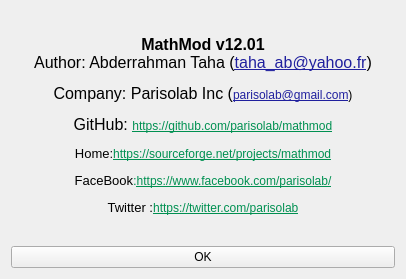
Old version of the form ui_forms/about.ui in the repository parisolab/mathmod.
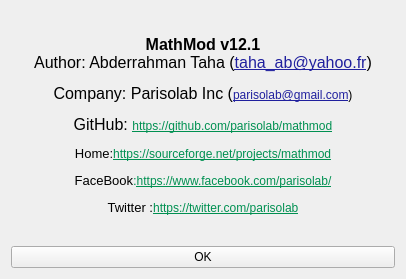
New version of the form.

Patch:
```diff
--- a/ui_forms/about.ui
+++ b/ui_forms/about.ui
@@ -27,7 +27,7 @@
       <font/>
      </property>
      <property name="text">
-      <string>&lt;html&gt;&lt;head/&gt;&lt;body&gt;&lt;p align=&quot;center&quot;&gt;&lt;span style=&quot; font-size:12pt; font-weight:600;&quot;&gt;MathMod v12.01&lt;/span&gt;&lt;br/&gt;&lt;span style=&quot; font-size:12pt;&quot;&gt;Author: Abderrahman Taha (&lt;/span&gt;&lt;a href=&quot;taha_ab@yahoo.fr&quot;&gt;&lt;span style=&quot; font-size:12pt; text-decoration: underline; color:#20209e;&quot;&gt;taha_ab@yahoo.fr&lt;/span&gt;&lt;/a&gt;&lt;span style=&quot; font-size:12pt;&quot;&gt;)&lt;/span&gt;&lt;/p&gt;&lt;p align=&quot;center&quot;&gt;&lt;span style=&quot; font-size:12pt;&quot;&gt;Company: Parisolab Inc (&lt;/span&gt;&lt;span style=&quot; text-decoration: underline; color:#20209e;&quot;&gt;parisolab@gmail.com&lt;/span&gt;)&lt;/p&gt;&lt;p align=&quot;center&quot;&gt;&lt;span style=&quot; font-size:12pt;&quot;&gt;GitHub: &lt;/span&gt;&lt;a href=&quot;https://github.com/parisolab/mathmod&quot;&gt;&lt;span style=&quot; text-decoration: underline; color:#009051;&quot;&gt;https://github.com/parisolab/mathmod&lt;/span&gt;&lt;/a&gt;&lt;/p&gt;&lt;p align=&quot;center&quot;&gt;&lt;span style=&quot; font-size:10pt;&quot;&gt;Home&lt;/span&gt;&lt;span style=&quot; font-size:10pt; color:#131313;&quot;&gt;:&lt;/span&gt;&lt;a href=&quot;https://sourceforge.net/projects/mathmod&quot;&gt;&lt;span style=&quot; text-decoration: underline; color:#009051;&quot;&gt;https://sourceforge.net/projects/mathmod&lt;/span&gt;&lt;/a&gt;&lt;/p&gt;&lt;p align=&quot;center&quot;&gt;&lt;span style=&quot; font-size:10pt;&quot;&gt;FaceBook&lt;/span&gt;&lt;span style=&quot; font-size:10pt; color:#009051;&quot;&gt;:&lt;/span&gt;&lt;a href=&quot;https://www.facebook.com/parisolab/&quot;&gt;&lt;span style=&quot; text-decoration: underline; color:#009051;&quot;&gt;https://www.facebook.com/parisolab/&lt;/span&gt;&lt;/a&gt;&lt;/p&gt;&lt;p align=&quot;center&quot;&gt;&lt;span style=&quot; font-size:10pt;&quot;&gt;Twitter :&lt;/span&gt;&lt;a href=&quot;https://twitter.com/parisolab&quot;&gt;&lt;span style=&quot; text-decoration: underline; color:#009051;&quot;&gt;https://twitter.com/parisolab&lt;/span&gt;&lt;/a&gt;&lt;/p&gt;&lt;/body&gt;&lt;/html&gt;</string>
+      <string>&lt;html&gt;&lt;head/&gt;&lt;body&gt;&lt;p align=&quot;center&quot;&gt;&lt;span style=&quot; font-size:12pt; font-weight:600;&quot;&gt;MathMod v12.1&lt;/span&gt;&lt;br/&gt;&lt;span style=&quot; font-size:12pt;&quot;&gt;Author: Abderrahman Taha (&lt;/span&gt;&lt;a href=&quot;taha_ab@yahoo.fr&quot;&gt;&lt;span style=&quot; font-size:12pt; text-decoration: underline; color:#20209e;&quot;&gt;taha_ab@yahoo.fr&lt;/span&gt;&lt;/a&gt;&lt;span style=&quot; font-size:12pt;&quot;&gt;)&lt;/span&gt;&lt;/p&gt;&lt;p align=&quot;center&quot;&gt;&lt;span style=&quot; font-size:12pt;&quot;&gt;Company: Parisolab Inc (&lt;/span&gt;&lt;span style=&quot; text-decoration: underline; color:#20209e;&quot;&gt;parisolab@gmail.com&lt;/span&gt;)&lt;/p&gt;&lt;p align=&quot;center&quot;&gt;&lt;span style=&quot; font-size:12pt;&quot;&gt;GitHub: &lt;/span&gt;&lt;a href=&quot;https://github.com/parisolab/mathmod&quot;&gt;&lt;span style=&quot; text-decoration: underline; color:#009051;&quot;&gt;https://github.com/parisolab/mathmod&lt;/span&gt;&lt;/a&gt;&lt;/p&gt;&lt;p align=&quot;center&quot;&gt;&lt;span style=&quot; font-size:10pt;&quot;&gt;Home&lt;/span&gt;&lt;span style=&quot; font-size:10pt; color:#131313;&quot;&gt;:&lt;/span&gt;&lt;a href=&quot;https://sourceforge.net/projects/mathmod&quot;&gt;&lt;span style=&quot; text-decoration: underline; color:#009051;&quot;&gt;https://sourceforge.net/projects/mathmod&lt;/span&gt;&lt;/a&gt;&lt;/p&gt;&lt;p align=&quot;center&quot;&gt;&lt;span style=&quot; font-size:10pt;&quot;&gt;FaceBook&lt;/span&gt;&lt;span style=&quot; font-size:10pt; color:#009051;&quot;&gt;:&lt;/span&gt;&lt;a href=&quot;https://www.facebook.com/parisolab/&quot;&gt;&lt;span style=&quot; text-decoration: underline; color:#009051;&quot;&gt;https://www.facebook.com/parisolab/&lt;/span&gt;&lt;/a&gt;&lt;/p&gt;&lt;p align=&quot;center&quot;&gt;&lt;span style=&quot; font-size:10pt;&quot;&gt;Twitter :&lt;/span&gt;&lt;a href=&quot;https://twitter.com/parisolab&quot;&gt;&lt;span style=&quot; text-decoration: underline; color:#009051;&quot;&gt;https://twitter.com/parisolab&lt;/span&gt;&lt;/a&gt;&lt;/p&gt;&lt;/body&gt;&lt;/html&gt;</string>
      </property>
      <property name="wordWrap">
       <bool>false</bool>
```
